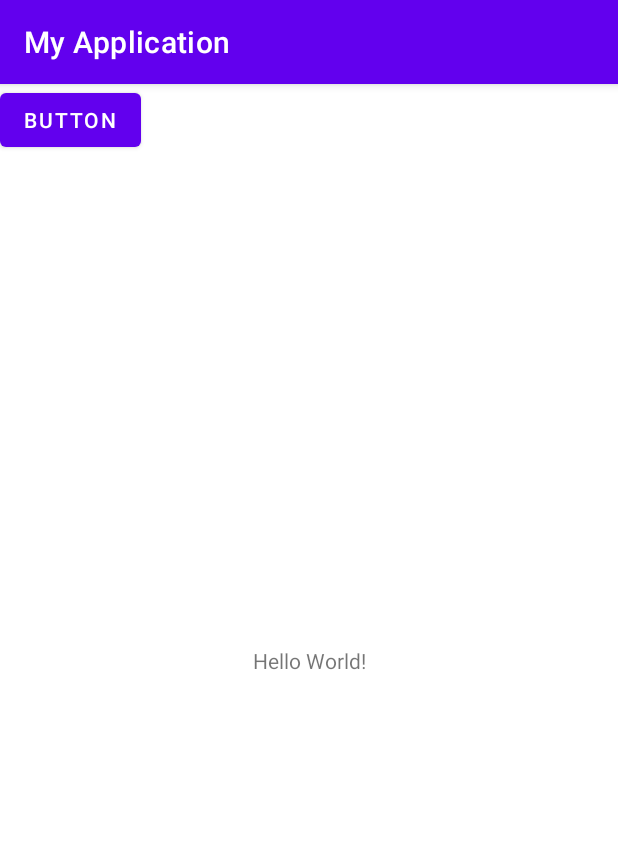
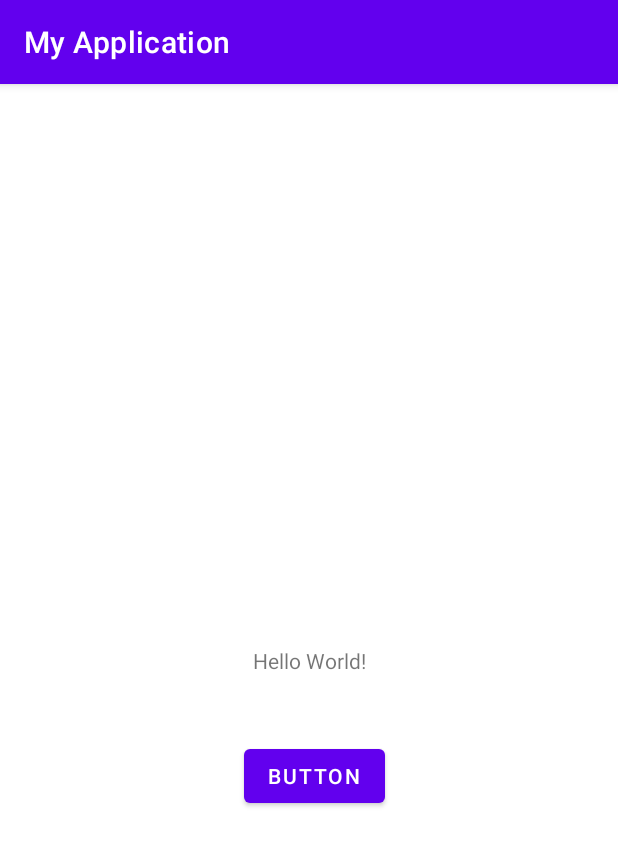
Before and after one commit to adrian-albanes/asd1, an Android app: the screen it shows after launch (MainActivity), on a phone screen of 412 x 824 dp. Shown: the top 846 px of the screen. Run offline under Robolectric (Android 15) with nearby library versions, the phone set to English and light mode, and no system bars.

Commit message:
version1.1

```diff
--- a/app/src/main/AndroidManifest.xml
+++ b/app/src/main/AndroidManifest.xml
@@ -22,6 +22,7 @@
                 <category android:name="android.intent.category.LAUNCHER" />
             </intent-filter>
         </activity>
+        <activity android:name=".principal"/>
     </application>
 
 </manifest>
--- a/app/src/main/res/layout/activity_main.xml
+++ b/app/src/main/res/layout/activity_main.xml
@@ -7,6 +7,7 @@
     tools:context=".MainActivity">
 
     <TextView
+        android:id="@+id/textView"
         android:layout_width="wrap_content"
         android:layout_height="wrap_content"
         android:text="Hello World!"
@@ -19,14 +20,27 @@
         android:id="@+id/button"
         android:layout_width="wrap_content"
         android:layout_height="wrap_content"
+        android:layout_marginStart="162dp"
+        android:layout_marginTop="48dp"
+        android:layout_marginEnd="155dp"
+        android:layout_marginBottom="28dp"
         android:text="Button"
-        tools:layout_editor_absoluteX="162dp"
-        tools:layout_editor_absoluteY="423dp" />
+        app:layout_constraintBottom_toTopOf="@+id/recyclerView"
+        app:layout_constraintEnd_toEndOf="parent"
+        app:layout_constraintStart_toStartOf="parent"
+        app:layout_constraintTop_toBottomOf="@+id/textView" />
 
     <androidx.recyclerview.widget.RecyclerView
+        android:id="@+id/recyclerView"
         android:layout_width="73dp"
         android:layout_height="215dp"
-        tools:layout_editor_absoluteX="183dp"
-        tools:layout_editor_absoluteY="515dp" />
+        android:layout_marginStart="112dp"
+        android:layout_marginTop="28dp"
+        android:layout_marginEnd="226dp"
+        android:layout_marginBottom="16dp"
+        app:layout_constraintBottom_toBottomOf="parent"
+        app:layout_constraintEnd_toEndOf="parent"
+        app:layout_constraintStart_toStartOf="parent"
+        app:layout_constraintTop_toBottomOf="@+id/button" />
 
 </androidx.constraintlayout.widget.ConstraintLayout>
--- /dev/null
+++ b/app/src/main/res/layout/activity_principal.xml
@@ -0,0 +1,6 @@
+<?xml version="1.0" encoding="utf-8"?>
+<LinearLayout xmlns:android="http://schemas.android.com/apk/res/android"
+    android:layout_width="match_parent"
+    android:layout_height="match_parent">
+
+</LinearLayout>
```
Also changed, not shown: app/src/main/java/com/programacionandroid/myapplication/principal.java (added, +15 -0 lines).
